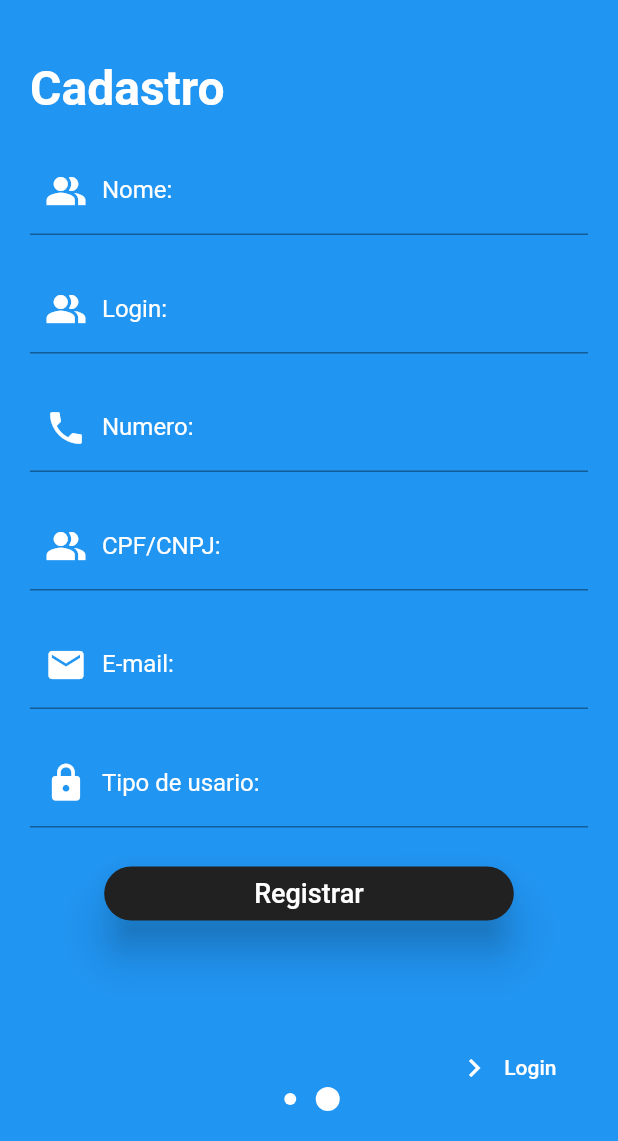
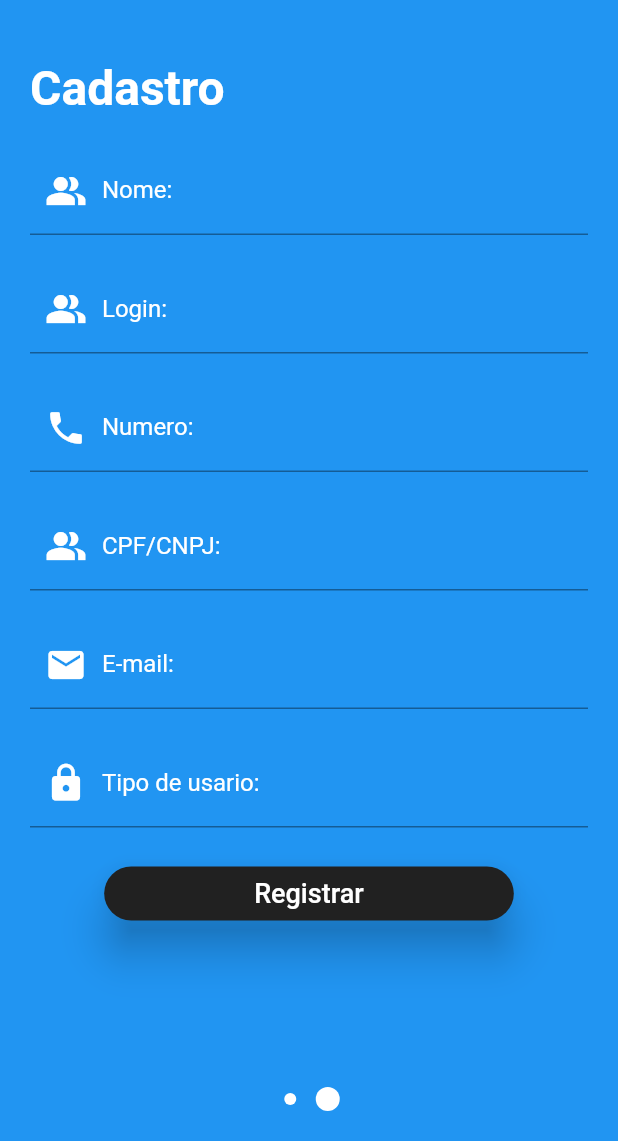
Before and after one commit to lucascardo12/housebarber, a Flutter app: the screen it shows after launch, swiped to page 2, on a phone screen of 412 x 824 dp, the part 95-1236 px from its top. Run offline on Flutter 3.47's test engine with Material 2 defaults, Android fonts, the phone set to English and light mode, and no system bars; drawn by our look-alikes of liquid_swipe; our stand-ins replace flutter_money_formatter; missing offline and left inert: mongo_dart.

Commit message:
Ajustes no Login

```diff
--- a/lib/pages/login-page.dart
+++ b/lib/pages/login-page.dart
@@ -18,24 +18,19 @@ class _LoginPageState extends State<LoginPage> {
   int page = 0;
   LiquidController liquidController;
   var screenWidgt;
-  static final style = TextStyle(
-    fontSize: 30,
-    fontFamily: "Billy",
-    fontWeight: FontWeight.w600,
-  );
   UpdateType updateType;
-  test() async {
-    User user =
-        new User(login: 'lucascardo12', senha: 'fuckyuo12', tipoUser: '2');
-    //bacon.alteraUser(user: user);
-    var ret = await bacon.getUser(login: 'lucascardo12', senha: 'fuckyuo12');
-    if (ret.toString() != "Instance of 'Future<dynamic>'") {
-      if (ret != null) {
-        ret.tipoUser = '1';
-        //await bacon.alteraUser(user: ret);
-      }
-    }
-  }
+  // test() async {
+  //   User user =
+  //       new User(login: 'lucascardo12', senha: 'fuckyuo12', tipoUser: '2');
+  //   //bacon.alteraUser(user: user);
+  //   var ret = await bacon.getUser(login: 'lucascardo12', senha: 'fuckyuo12');
+  //   if (ret.toString() != "Instance of 'Future<dynamic>'") {
+  //     if (ret != null) {
+  //       ret.tipoUser = '1';
+  //       //await bacon.alteraUser(user: ret);
+  //     }
+  //   }
+  // }
 
   @override
   void initState() {
@@ -44,6 +39,7 @@ class _LoginPageState extends State<LoginPage> {
   }
 
   List<Container> pages = [
+    //---CONTAINER DE LOGIN---//
     Container(
         color: primaryLight,
         child: Theme(
@@ -51,7 +47,7 @@ class _LoginPageState extends State<LoginPage> {
               cursorColor: Colors.white,
               primaryColor: Colors.white,
             ),
-            child: Column(
+            child: ListView(
               children: [
                 SizedBox(
                   height: 80,
@@ -138,6 +134,7 @@ class _LoginPageState extends State<LoginPage> {
                     )),
               ],
             ))),
+    //---CONTAINER DA TELA DE CADASTRO --- //
     Container(
         color: secondary,
         child: Theme(
@@ -357,27 +354,6 @@ class _LoginPageState extends State<LoginPage> {
             ],
           ),
         ),
-        Align(
-          alignment: Alignment.bottomRight,
-          child: Padding(
-            padding: const EdgeInsets.all(25.0),
-            child: FlatButton.icon(
-              label: Text(
-                page == 0 ? "Cadastro" : "Login",
-                style:
-                    TextStyle(color: page == 0 ? Colors.white : Colors.white),
-              ),
-              onPressed: () {
-                liquidController.jumpToPage(page: page + 1);
-              },
-              icon: Icon(
-                Icons.keyboard_arrow_right,
-                color: page == 0 ? Colors.white : Colors.white,
-              ),
-              color: Colors.transparent,
-            ),
-          ),
-        )
       ]),
     );
   }
```
